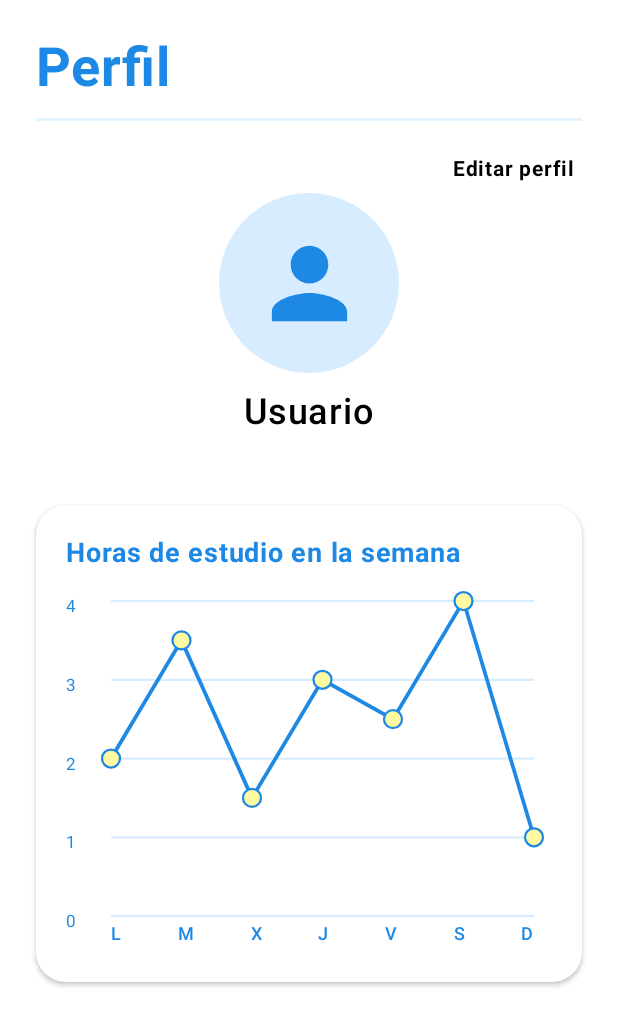
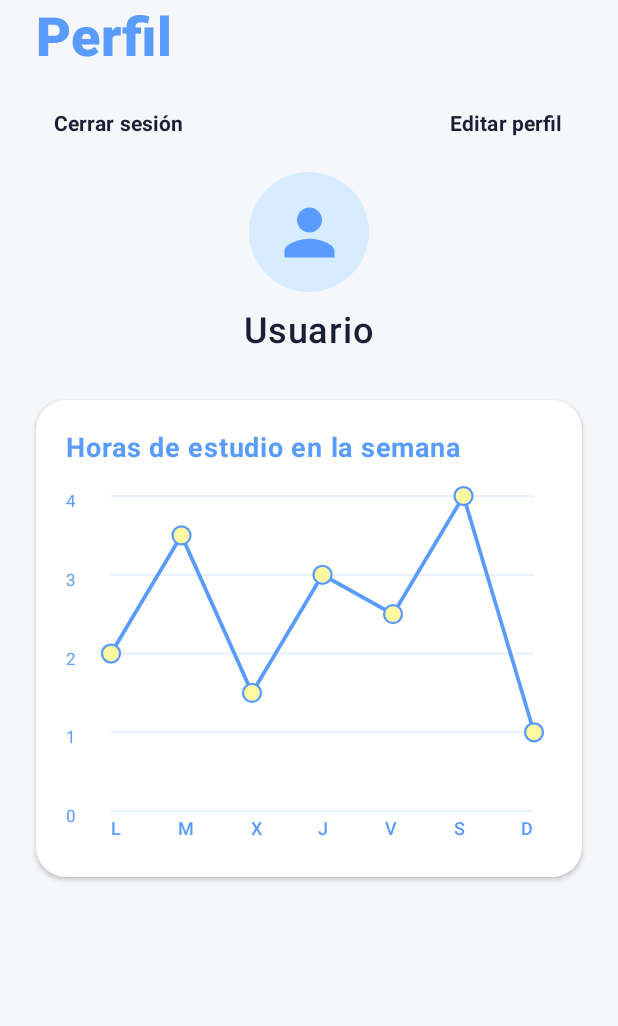
Before and after one commit to SarTastica/EstudiaMentes, an Android app built with Jetpack Compose: the composable MainNavGraph shown on its own in the app's theme, after a tap on "Mi perfil", on a phone screen of 412 x 824 dp. Shown: the top 1026 px of the screen. Run offline under Robolectric (Android 15) with nearby library versions, the phone set to English and light mode, and no system bars; our stand-ins replace Firebase (no records; nobody signed in at launch, a user with empty details on screens opened directly); pictures from the network do not load.

Commit message:
Merge con la rama de perfil. Correcciones de tipografia, colores etc. Cambio de sitio el boton de cerrar sesión

```diff
--- a/app/src/main/java/com/example/estudiamentes/ui/MainNavGraph.kt
+++ b/app/src/main/java/com/example/estudiamentes/ui/MainNavGraph.kt
@@ -4,10 +4,8 @@ import androidx.compose.runtime.Composable
 import androidx.navigation.compose.NavHost
 import androidx.navigation.compose.composable
 import androidx.navigation.compose.rememberNavController
-import com.example.estudiamentes.ui.HomeScreen
-import com.example.estudiamentes.ui.setup.EditProfileScreen
-import com.example.estudiamentes.ui.setup.ProfileScreen
-import com.example.estudiamentes.ui.setup.ProfileSetupScreen
+import com.example.estudiamentes.ui.screens.EditProfileScreen
+import com.example.estudiamentes.ui.screens.ProfileScreen
 
 sealed class MainScreen(val route: String) {
     object Home : MainScreen("home")
@@ -36,7 +34,8 @@ fun MainNavGraph(welcomeMessage: String? = null, onLogout: () -> Unit) {
             ProfileScreen(
                 onEditProfile = {
                     navController.navigate(MainScreen.EditProfile.route)
-                }
+                },
+                onLogout = onLogout
             )
         }
         composable(MainScreen.EditProfile.route) {
--- a/app/src/main/java/com/example/estudiamentes/ui/setup/EditProfileScreen.kt
+++ b/app/src/main/java/com/example/estudiamentes/ui/screens/EditProfileScreen.kt
@@ -1,4 +1,4 @@
-package com.example.estudiamentes.ui.setup
+package com.example.estudiamentes.ui.screens
 
 import android.net.Uri
 import androidx.activity.compose.rememberLauncherForActivityResult
--- a/app/src/main/java/com/example/estudiamentes/ui/setup/ProfileScreen.kt
+++ b/app/src/main/java/com/example/estudiamentes/ui/screens/ProfileScreen.kt
@@ -1,15 +1,14 @@
 
-package com.example.estudiamentes.ui.setup
+package com.example.estudiamentes.ui.screens
 
 import androidx.compose.foundation.Canvas
 import androidx.compose.foundation.background
-import androidx.compose.foundation.clickable
 import androidx.compose.foundation.layout.*
 import androidx.compose.foundation.shape.CircleShape
 import androidx.compose.foundation.shape.RoundedCornerShape
+import androidx.compose.material3.*
 import androidx.compose.material.icons.Icons
 import androidx.compose.material.icons.filled.Person
-import androidx.compose.material3.*
 import androidx.compose.runtime.*
 import androidx.compose.ui.Alignment
 import androidx.compose.ui.Modifier
@@ -17,6 +16,7 @@ import androidx.compose.ui.draw.clip
 import androidx.compose.ui.geometry.Offset
 import androidx.compose.ui.graphics.Color
 import androidx.compose.ui.graphics.Path
+import androidx.compose.ui.graphics.StrokeCap
 import androidx.compose.ui.graphics.drawscope.Stroke
 import androidx.compose.ui.layout.ContentScale
 import androidx.compose.ui.text.font.FontWeight
@@ -26,19 +26,19 @@ import androidx.compose.ui.unit.sp
 import coil.compose.AsyncImage
 import com.google.firebase.auth.FirebaseAuth
 import com.google.firebase.firestore.FirebaseFirestore
+import kotlin.math.floor
 
-private val Blue = Color(0xFF64B5F6)
-private val DarkBlue = Color(0xFF1E88E5)
-private val LightBlue = Color(0xFFE2F4FF)
+// TODO: Cuando tengamos el temporizador y se guarden los tiempos
+// en una colección, hacer que la gráfica muestre los datos reales.
 
-//TODO cuando tengamos el temporizador y se guarden los tiempos el una colección, hacer que la gráfica muestre los datos reales
 @Composable
 fun ProfileScreen(
+    paddingValues: PaddingValues = PaddingValues(0.dp),
     onEditProfile: () -> Unit = {},
+    onLogout: () -> Unit
 ) {
     var username by remember { mutableStateOf("Cargando...") }
     var photoUrl by remember { mutableStateOf<String?>(null) }
-
 
     // Recuperar los datos del usuario desde Firestore
     LaunchedEffect(Unit) {
@@ -68,51 +68,62 @@ fun ProfileScreen(
     Column(
         modifier = Modifier
             .fillMaxSize()
-            .background(Color.White)
-            .padding(24.dp)
+            .background(Color(0xFFF5F7FA))
+            .padding(paddingValues)
     ) {
-        // Título
+
+        Row(
+            modifier = Modifier
+                .fillMaxWidth()
+                .padding(horizontal = 24.dp, vertical = 4.dp),
+            horizontalArrangement = Arrangement.SpaceBetween,
+            verticalAlignment = Alignment.CenterVertically
+        ) {
             Text(
                 text = "Perfil",
                 fontSize = 36.sp,
-            fontWeight = FontWeight.Bold,
-            color = DarkBlue
+                fontWeight = FontWeight.ExtraBold,
+                color = BluePrimary
             )
+        }
 
-        Spacer(modifier = Modifier.height(12.dp))
-
-        // Línea horizontal
-        Box(
+        // Botones de cerrar sesión y editar perfil
+        Row(
             modifier = Modifier
                 .fillMaxWidth()
-                .height(2.dp)
-                .background(LightBlue)
+                .padding(horizontal = 24.dp, vertical = 8.dp),
+            horizontalArrangement = Arrangement.SpaceBetween,
+            verticalAlignment = Alignment.CenterVertically
+        ) {
+            TextButton(onClick = onLogout) {
+                Text(
+                    text = "Cerrar sesión",
+                    fontSize = 14.sp,
+                    fontWeight = FontWeight.Bold,
+                    color = TextDark
                 )
+            }
 
-        Spacer(modifier = Modifier.height(16.dp))
-
-        // Botón editar perfil
+            TextButton(onClick = onEditProfile) {
                 Text(
                     text = "Editar perfil",
                     fontSize = 14.sp,
                     fontWeight = FontWeight.Bold,
-            color = Color.Black,
-            modifier = Modifier
-                .align(Alignment.End)
-                .clip(RoundedCornerShape(8.dp))
-                .background(Color.Transparent)
-                .clickable { onEditProfile() }
-                .padding(4.dp)
+                    color = TextDark
                 )
+            }
+        }
 
         // Avatar y nombre de usuario
         Column(
-            modifier = Modifier.fillMaxWidth(),
+            modifier = Modifier
+                .fillMaxWidth()
+                .padding(horizontal = 24.dp),
             horizontalAlignment = Alignment.CenterHorizontally
         ) {
             Box(
                 modifier = Modifier
-                    .size(120.dp)
+                    .size(80.dp)
                     .clip(CircleShape)
                     .background(Color(0xFFD7EDFF)),
                 contentAlignment = Alignment.Center
@@ -128,8 +139,8 @@ fun ProfileScreen(
                     Icon(
                         imageVector = Icons.Default.Person,
                         contentDescription = "Foto de perfil predeterminada",
-                        modifier = Modifier.size(75.dp),
-                        tint = DarkBlue
+                        modifier = Modifier.size(50.dp),
+                        tint = BluePrimary
                     )
                 }
             }
@@ -140,15 +151,17 @@ fun ProfileScreen(
                 text = username,
                 fontSize = 24.sp,
                 fontWeight = FontWeight.SemiBold,
-                color = Color.Black
+                color = TextDark
             )
         }
 
-        Spacer(modifier = Modifier.height(48.dp))
+        Spacer(modifier = Modifier.height(32.dp))
 
         // Estadísticas
         Card(
-            modifier = Modifier.fillMaxWidth(),
+            modifier = Modifier
+                .fillMaxWidth()
+                .padding(horizontal = 24.dp),
             shape = RoundedCornerShape(20.dp),
             colors = CardDefaults.cardColors(
                 containerColor = Color.White
@@ -164,7 +177,7 @@ fun ProfileScreen(
                     text = "Horas de estudio en la semana",
                     fontSize = 18.sp,
                     fontWeight = FontWeight.Bold,
-                    color = DarkBlue
+                    color = BluePrimary
                 )
 
                 Spacer(modifier = Modifier.height(20.dp))
@@ -188,10 +201,10 @@ fun WeeklyStudyChart(
     val days = listOf("L", "M", "X", "J", "V", "S", "D")
 
     val maxHours = dailyGoal.coerceAtLeast(1f)
-    val numberOfHours = kotlin.math.floor(maxHours).toInt()
+    val numberOfHours = floor(maxHours).toInt()
 
-    val chartColor = Color(0xFF1E88E5)
-    val notebookBlue = Color(0xFFD7EDFF)
+    val chartColor = BluePrimary
+    val notebookBlue = BlueLight
     val pointYellow = Color(0xFFFFF9A1)
 
     Column(
@@ -203,7 +216,6 @@ fun WeeklyStudyChart(
                 .height(210.dp)
         ) {
             // Eje Y: números de las horas
-            // Eje Y: números alineados con las líneas
             Box(
                 modifier = Modifier
                     .width(30.dp)
@@ -273,7 +285,7 @@ fun WeeklyStudyChart(
                         color = chartColor,
                         style = Stroke(
                             width = 2.5.dp.toPx(),
-                            cap = androidx.compose.ui.graphics.StrokeCap.Round
+                            cap = StrokeCap.Round
                         )
                     )
                 }
```
Also changed, not shown: app/src/main/java/com/example/estudiamentes/ui/navigation/AppNavigation.kt (+18 -19 lines), app/src/main/java/com/example/estudiamentes/ui/setup/ProfileSetupScreen.kt (+5 -2 lines). Lines whose indentation alone changed are shown as unchanged.
